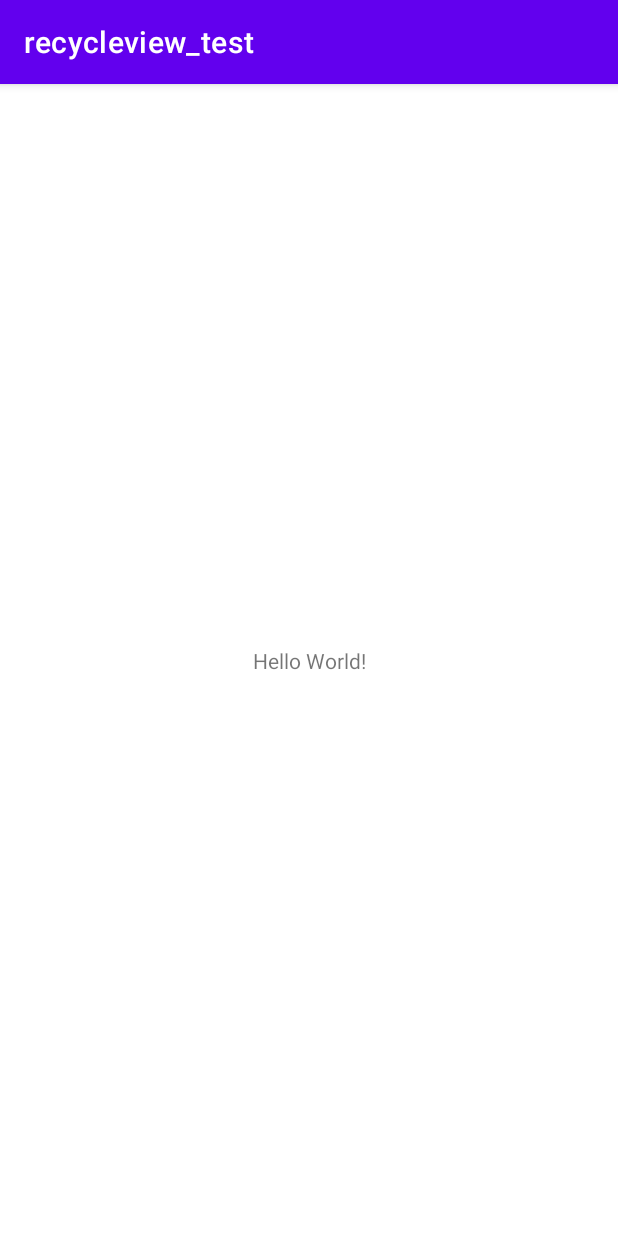
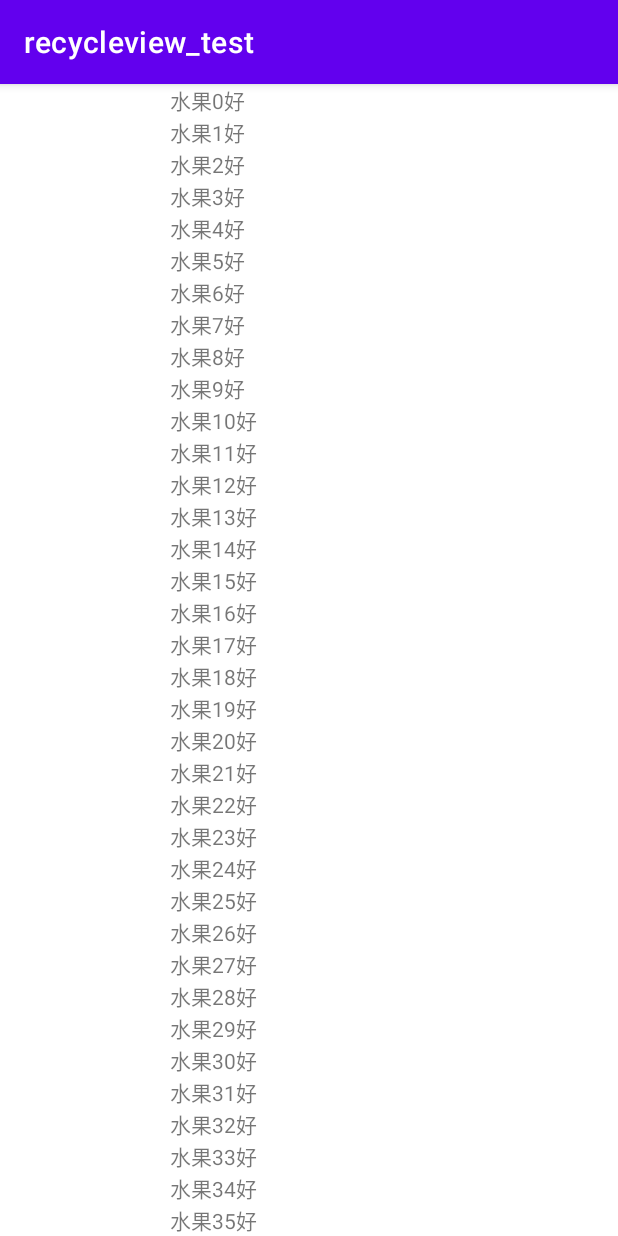
Before and after one commit to Yuyuko7750/recycleview_test, an Android app: the screen it shows after launch (MainActivity), on a phone screen of 412 x 824 dp. Run offline under Robolectric (Android 15) with nearby library versions, the phone set to English and light mode, and no system bars.

Commit message:
[optimize]最基本的框架 但缺少图片，需添加

```diff
--- a/app/src/main/java/com/example/recycleview_test/Adapter.java
+++ b/app/src/main/java/com/example/recycleview_test/Adapter.java
@@ -14,10 +14,29 @@ import java.util.Date;
 import java.util.List;
 
 public class Adapter extends RecyclerView.Adapter<Adapter.InnerHolder> {
-    private ArrayList<data> data;
-    public Adapter(ArrayList<data> data){
+    private ArrayList<Text> data;
+    public Adapter(ArrayList<Text> data){
         this.data=data;
     }
+    @NonNull
+    @Override
+    public Adapter.InnerHolder onCreateViewHolder(@NonNull ViewGroup parent, int viewType) {
+        return new
+    InnerHolder(LayoutInflater.from(parent.getContext()).inflate(R.layout.item_rv,parent,false));
+
+    }
+
+    @Override
+    public void onBindViewHolder(@NonNull InnerHolder holder, int position) {
+        holder.name.setText(data.get(position).getName());
+        holder.time.setText(data.get(position).getTime());
+        holder.message.setText(data.get(position).getMessage());
+    }
+    @Override
+    public int getItemCount() {
+        return data.size();
+    }
+
 
     public static class InnerHolder extends RecyclerView.ViewHolder{
         TextView name;
@@ -29,28 +48,7 @@ public class Adapter extends RecyclerView.Adapter<Adapter.InnerHolder> {
             name = (TextView) itemView.findViewById(R.id.name);
             message = (TextView)itemView.findViewById(R.id.message);
             time = (TextView)itemView.findViewById(R.id.time);
-            picture = (ImageView) itemView.findViewById(R.id.picture);
+
         }
     }
-    @NonNull
-    @Override
-    public Adapter.InnerHolder onCreateViewHolder(@NonNull ViewGroup parent, int viewType) {
-        return new
-    InnerHolder(LayoutInflater.from(parent.getContext()).inflate(R.layout.item_rv,parent,false));
-
-    }
-
-    @Override
-    public void onBindViewHolder(@NonNull InnerHolder holder, int position) {
-        holder.picture.setImageResource(R.drawable.Ava);
-        holder.picture.setImageResource(R.drawable.Bella);
-
-        holder.name.setText(data.get(position).getName());
-        holder.time.setText(data.get(position).getTime());
-        holder.message.setText(data.get(position).getMessage());
-    }
-    @Override
-    public int getItemCount() {
-        return data.size();
-    }
 }
--- a/app/src/main/java/com/example/recycleview_test/MainActivity.java
+++ b/app/src/main/java/com/example/recycleview_test/MainActivity.java
@@ -2,6 +2,7 @@ package com.example.recycleview_test;
 
 import androidx.annotation.NonNull;
 import androidx.appcompat.app.AppCompatActivity;
+import androidx.recyclerview.widget.LinearLayoutManager;
 import androidx.recyclerview.widget.RecyclerView;
 
 import android.os.Bundle;
@@ -9,20 +10,28 @@ import android.view.LayoutInflater;
 import android.view.View;
 import android.view.ViewGroup;
 
+import java.util.ArrayList;
+
 public class MainActivity extends AppCompatActivity {
-
-    private RecyclerView recycler;
     @Override
     protected void onCreate(Bundle savedInstanceState) {
         super.onCreate(savedInstanceState);
         setContentView(R.layout.activity_main);
-        initView();
-    }
+        RecyclerView recyclerView = (RecyclerView) findViewById(R.id.recyclerView);
+        ArrayList<Text>data=new ArrayList<>();
+        for (int i = 0; i < 100; i++) {
+            Text myText = new Text();
+            myText.setName("水果" + i);
+            myText.setMessage("好");
+            data.add(myText);
+        }
+        Adapter Adapter = new Adapter(data);
+        recyclerView.setAdapter(Adapter);
+        recyclerView.setLayoutManager(new LinearLayoutManager(this));
 
-    private void initView() {
-        recycler = findViewById(R.id.recyclerView);
     }
 
 
 
+
 }
--- /dev/null
+++ b/app/src/main/java/com/example/recycleview_test/Text.java
@@ -0,0 +1,36 @@
+package com.example.recycleview_test;
+
+import android.media.Image;
+
+public class Text {
+        private String name;
+        private String time;
+        private String message;
+
+
+
+    public String getName(){
+            return name;
+        }
+
+        public void setName(String name) {
+            this.name = name;
+        }
+
+        public String getMessage() {
+            return message;
+        }
+
+        public void setMessage(String message) {
+            this.message = message;
+        }
+
+        public String getTime() {
+            return time;
+        }
+
+        public void setTime(String time) {
+            this.time = time;
+        }
+
+    }
--- a/app/src/main/res/layout/activity_main.xml
+++ b/app/src/main/res/layout/activity_main.xml
@@ -6,20 +6,13 @@
     android:layout_height="match_parent"
     tools:context=".MainActivity">
 
-    <TextView
-        android:layout_width="wrap_content"
-        android:layout_height="wrap_content"
-        android:text="Hello World!"
-        app:layout_constraintBottom_toBottomOf="parent"
-        app:layout_constraintEnd_toEndOf="parent"
-        app:layout_constraintStart_toStartOf="parent"
-        app:layout_constraintTop_toTopOf="parent" />
 
     <androidx.recyclerview.widget.RecyclerView
         android:id="@+id/recyclerView"
         android:layout_width="match_parent"
-        android:layout_height="match_parent"/>
-
+        android:layout_height="match_parent"
+        tools:layout_editor_absoluteX="53dp"
+        tools:layout_editor_absoluteY="27dp" />
 
 
 </androidx.constraintlayout.widget.ConstraintLayout>
```
Also changed, not shown: app/src/main/java/com/example/recycleview_test/data.java (deleted, +0 -38 lines), app/src/main/res/layout/item_rv.xml (+0 -7 lines), app/src/main/res/drawable/Ava.jpg (deleted), app/src/main/res/drawable/Bella.jpg (deleted), app/src/main/res/drawable/Diana.jpg (deleted), app/src/main/res/drawable/Eileen.jpg (deleted).
